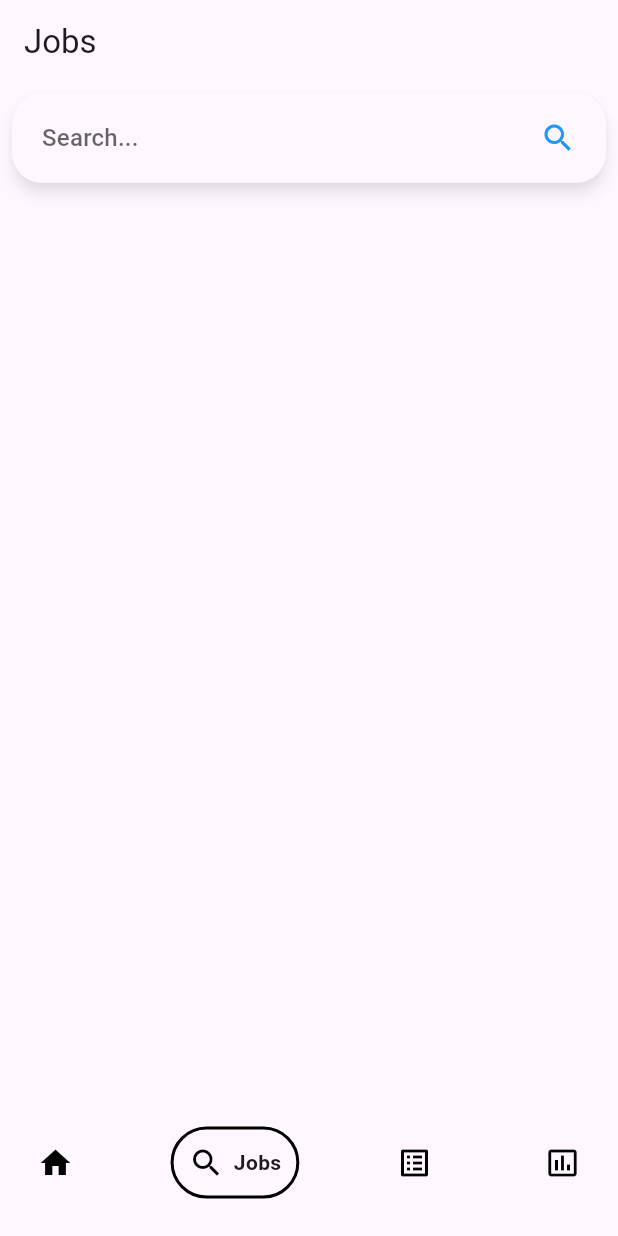
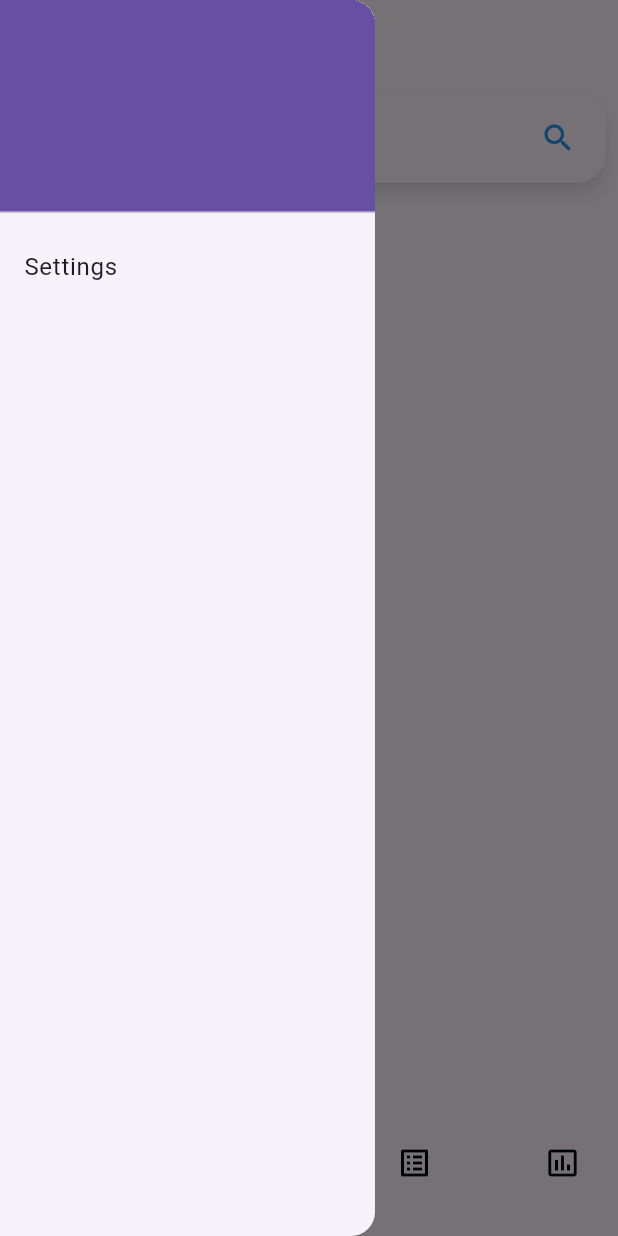
Before and after one commit to kannachi323/Navtern, a Flutter app: the screen it shows once a user with an empty profile is signed in, item 2 of the bottom bar chosen, with the side drawer open (before the commit the screen has no drawer), on a phone screen of 412 x 824 dp. Run offline on Flutter 3.47's test engine with Material 3 defaults, Android fonts, the phone set to English and light mode, and no system bars; drawn by our look-alikes of google_nav_bar; our stand-ins replace firebase_auth, firebase_core, implicitly_animated_reorderable_list_2, material_design_icons_flutter, material_floating_search_bar_2, webview_flutter; missing offline and left inert: firebase_ui_auth; accounts and stored records are empty; network calls fail; Roboto replaces fonts that are missing (Poppins).

Commit message:
added login ui

```diff
--- a/lib/main.dart
+++ b/lib/main.dart
@@ -34,7 +34,7 @@ class MainApp extends StatelessWidget {
       theme: ThemeData(
         fontFamily: 'Poppins',
       ),
-      home: const AuthGate(),
+      home: AuthGate(),
       /*routes: {
         '/home': (context) => const JobsPage(),
         '/applications': (context) => const ApplicationsPage(),
--- a/lib/pages/active_page.dart
+++ b/lib/pages/active_page.dart
@@ -1,3 +1,4 @@
+import 'package:firebase_auth/firebase_auth.dart';
 import 'package:flutter/material.dart';
 import 'package:google_nav_bar/google_nav_bar.dart';
 import 'package:navtern/pages/applications.dart';
@@ -24,9 +25,15 @@ class _ActivePageState extends State<ActivePage> {
   ];
 
   final List<PreferredSizeWidget> _appBars = [
-    AppBar(title: const Text('Navtern')),
+    AppBar(
+      title: const Text('Navtern'),
+
+      ),
+
     AppBar(title: const Text('Jobs'), scrolledUnderElevation: 0.0,),
+
     AppBar(title: const Text('Applications')),
+
     AppBar(title: const Text('Results')),
   ];
 
@@ -35,6 +42,29 @@ class _ActivePageState extends State<ActivePage> {
   Widget build(BuildContext context) {
     return Scaffold(
       appBar: _appBars[_selectedIndex],
+      drawer: Drawer(
+        width: 250,
+        child: ListView(
+          padding: EdgeInsets.zero,
+          children: [
+            SizedBox(
+              height: 150,
+              child: UserAccountsDrawerHeader(
+                accountName: Text(FirebaseAuth.instance.currentUser?.displayName ?? 'Guest'),
+                accountEmail: Text(FirebaseAuth.instance.currentUser?.email ?? ''),
+
+
+
+
+              ),
+            ),
+            const ListTile(
+              title: Text('Settings'),
+            )
+          ]
+
+        ),
+      ),
       body: _pages[_selectedIndex],
       bottomNavigationBar: Padding(
         padding: const EdgeInsets.fromLTRB(15, 5, 15, 25),
--- a/lib/pages/auth_gate.dart
+++ b/lib/pages/auth_gate.dart
@@ -1,11 +1,15 @@
 import 'package:firebase_auth/firebase_auth.dart' hide EmailAuthProvider;
 import 'package:firebase_ui_auth/firebase_ui_auth.dart';
 import 'package:flutter/material.dart';
-
 import 'package:navtern/pages/active_page.dart';
 
 class AuthGate extends StatelessWidget {
-  const AuthGate({super.key});
+  final TextEditingController nameController = TextEditingController();
+  final TextEditingController emailController = TextEditingController();
+  final TextEditingController passwordController = TextEditingController();
+  bool hidden = true;
+  AuthGate({Key? key});
+
 
   @override
   Widget build(BuildContext context) {
@@ -13,10 +17,74 @@ class AuthGate extends StatelessWidget {
       stream: FirebaseAuth.instance.authStateChanges(),
       builder: (context, snapshot) {
         if (!snapshot.hasData) {
-          return SignInScreen(
-            providers: [
-              EmailAuthProvider(), // new
-            ],
+          return Scaffold(
+            appBar: AppBar(title: const Text('Navtern')),
+            body: Center(
+              child: Column(
+                children: <Widget>[
+                  Padding(
+                    padding: const EdgeInsets.fromLTRB(64, 18, 64, 18),
+                    child: TextField(
+                      controller: nameController,
+                      decoration: InputDecoration(
+                        border: OutlineInputBorder(
+                          borderRadius: BorderRadius.circular(20),
+                        ),
+                        labelText: 'Name',
+                      ),
+                    ),
+                  ),
+                  Padding(
+                    padding: const EdgeInsets.fromLTRB(64, 18, 64, 18),
+                    child: TextField(
+                      controller: emailController,
+                      decoration: InputDecoration(
+                        border: OutlineInputBorder(
+                          borderRadius: BorderRadius.circular(20),
+                        ),
+                        labelText: 'Username',
+                      ),
+                    ),
+                  ),
+                  Padding(
+                    padding: const EdgeInsets.fromLTRB(64, 18, 64, 18),
+                    child: TextField(
+                      obscureText: hidden,
+                      controller: passwordController,
+                      decoration: InputDecoration(
+                        suffixIcon: IconButton(
+                          onPressed: () => hidden = false,
+                          icon: Icon(Icons.visibility),
+
+                          ),
+                        border: OutlineInputBorder(
+                          borderRadius: BorderRadius.circular(20),
+                        ),
+                        labelText: "Password",
+                      ),
+                    ),
+                  ),
+                  ElevatedButton(
+                    onPressed: () async {
+                      try {
+                        UserCredential userCredential = await FirebaseAuth.instance.signInWithEmailAndPassword(
+                          email: emailController.text,
+                          password: passwordController.text,
+                        );
+                        final user = FirebaseAuth.instance.currentUser;
+                        await user?.updateDisplayName(nameController.text);
+                        print('Successfully signed in: ${userCredential.user!.uid}');
+                        print(user?.displayName);
+                      } catch (e) {
+                        print('Error signing in: $e');
+                        // Handle sign-in error (show a message, navigate to another screen, etc.)
+                      }
+                    },
+                    child: const Text('Log In'),
+                  ),
+                ],
+              ),
+            ),
           );
         }
 
--- a/lib/pages/home.dart
+++ b/lib/pages/home.dart
@@ -1,3 +1,4 @@
+import 'package:firebase_auth/firebase_auth.dart';
 import 'package:flutter/material.dart';
 
 
@@ -15,13 +16,18 @@ class _HomeState extends State<HomePage> {
       body: Center(
         child: Column(
           mainAxisAlignment: MainAxisAlignment.center,
-          children: [
+          children: <Widget> [
             Image.asset(
               'assets/images/line.png',
               width: 100,
               height: 100,
               alignment: Alignment.center,
             ),
+            ElevatedButton(
+              onPressed: () async {
+                FirebaseAuth.instance.signOut();
+              },
+              child: Text("Sign Out")),
           ]
         ),
       ),
--- a/pubspec.yaml
+++ b/pubspec.yaml
@@ -21,6 +21,7 @@ dependencies:
   firebase_auth: ^4.16.0
   firebase_core: ^2.24.2
   firebase_ui_auth: ^1.12.1
+  flutter_slider_drawer: ^2.1.3
 
 
 dev_dependencies:
```
Also changed, not shown: lib/data/profile.dart (added), pubspec.lock.
